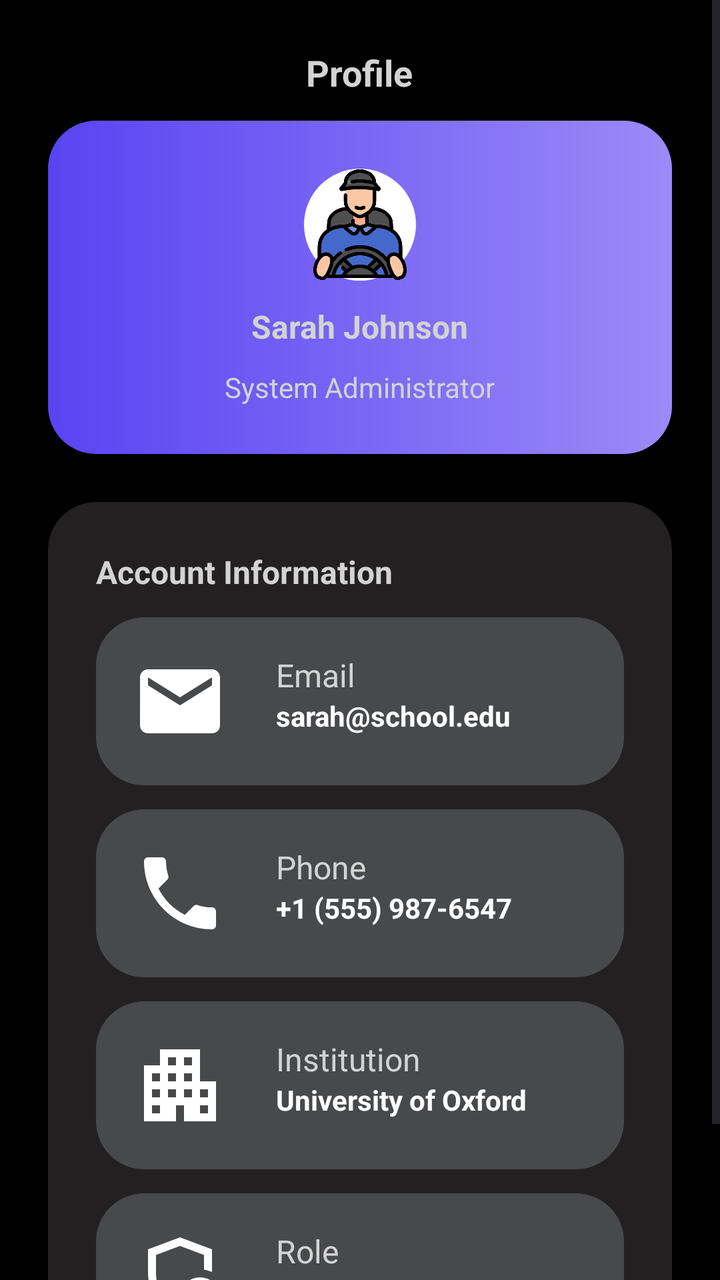
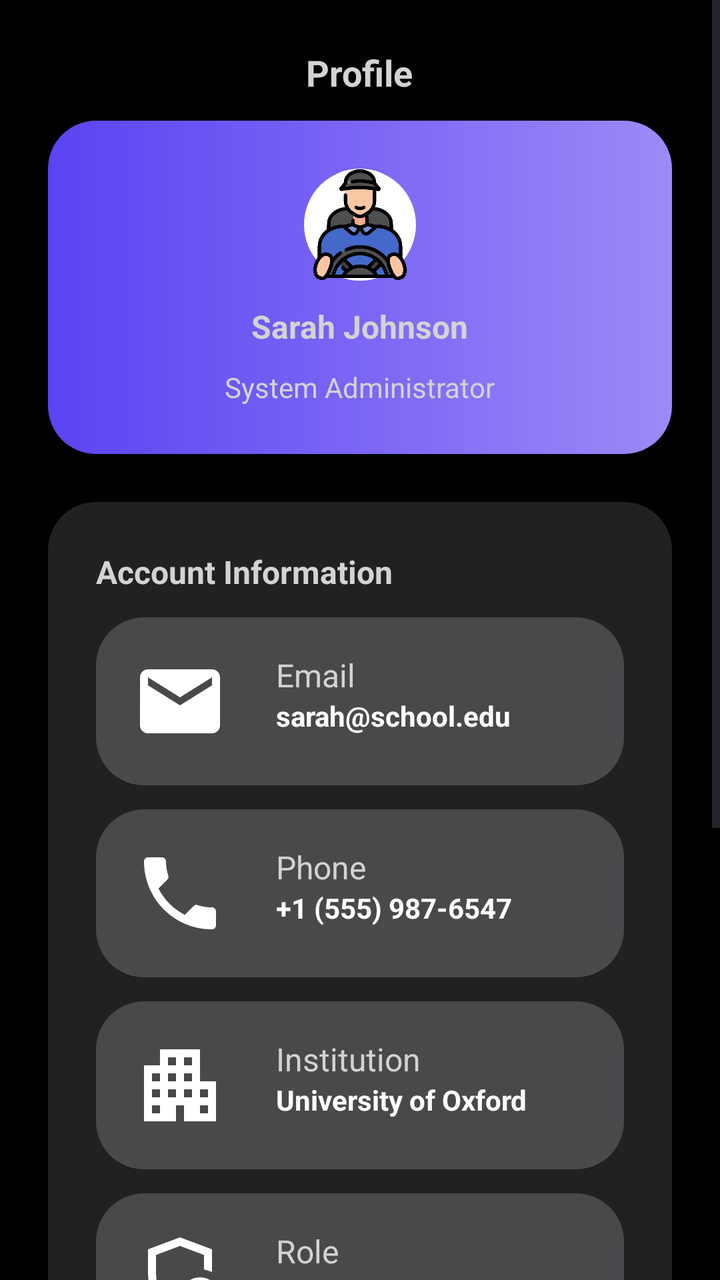

Before-and-after screenshots of an Android layout around one commit, followed by the original layout XML and the change that was made.
<!-- AndroidManifest.xml: application theme Theme.LatihanTes1 -->
<!-- res/layout/activity_main.xml -->
<?xml version="1.0" encoding="utf-8"?>
<ScrollView
    xmlns:app="http://schemas.android.com/apk/res-auto"
    xmlns:android="http://schemas.android.com/apk/res/android"
    xmlns:tools="http://schemas.android.com/tools"
    android:layout_width="match_parent"
    android:layout_height="match_parent"
    android:fillViewport="true"
    android:background="@color/black">
    <LinearLayout
        android:layout_width="match_parent"
        android:layout_height="wrap_content"
        android:id="@+id/main"
        android:orientation="vertical"
        tools:context=".MainActivity"
        android:padding="24dp">
        <TextView
            android:layout_width="wrap_content"
            android:layout_height="wrap_content"
            android:text="Profile"
            android:textColor="#D3D3D3"
            android:layout_gravity="center"
            android:textStyle="bold"
            android:textSize="18dp">
        </TextView>
        <LinearLayout
            android:layout_width="match_parent"
            android:layout_height="wrap_content"
            android:background="@drawable/profile_frame"
            android:gravity="center"
            android:padding="24dp"
            android:orientation="vertical"
            android:layout_marginTop="12dp">
            <ImageView
                android:layout_width="56dp"
                android:layout_height="56dp"
                android:src="@drawable/profile_pic"
                android:background="@drawable/profile_pic_frame"
                android:layout_marginBottom="12dp">
            </ImageView>
            <TextView
                android:layout_width="wrap_content"
                android:layout_height="wrap_content"
                android:text="Sarah Johnson"
                android:textColor="#D3D3D3"
                android:layout_marginBottom="10dp"
                android:textStyle="bold"
                android:textSize="16dp">
            </TextView>
            <TextView
                android:layout_width="wrap_content"
                android:layout_height="wrap_content"
                android:text="System Administrator"
                android:textColor="#D3D3D3"
                android:textSize="14dp">
            </TextView>
        </LinearLayout>
        <LinearLayout
            android:layout_width="match_parent"
            android:layout_height="wrap_content"
            android:layout_marginTop="24dp"
            android:background="@drawable/account_information_frame"
            android:orientation="vertical"
            android:padding="24dp">
            <TextView
                android:layout_width="wrap_content"
                android:layout_height="wrap_content"
                android:text="Account Information"
                android:textColor="#D3D3D3"
                android:textStyle="bold"
                android:textSize="16dp">
            </TextView>


            <LinearLayout
                android:layout_width="match_parent"
                android:layout_height="wrap_content"
                android:id="@+id/email"
                android:orientation="horizontal"
                android:layout_marginTop="12dp"
                android:paddingHorizontal="12dp"
                android:gravity="center_vertical"
                android:background="@drawable/account_information_element_frame">
                <LinearLayout
                    android:layout_width="match_parent"
                    android:layout_height="wrap_content"
                    android:padding="6dp">
                    <ImageView
                        android:layout_width="48dp"
                        android:layout_height="48dp"
                        android:src="@drawable/email_vector"
                        android:layout_marginVertical="12dp">
                    </ImageView>
                    <LinearLayout
                        android:layout_width="match_parent"
                        android:layout_height="wrap_content"
                        android:orientation="vertical"
                        android:layout_marginVertical="12dp">
                        <TextView
                            android:layout_width="match_parent"
                            android:layout_height="wrap_content"
                            android:text="Email"
                            android:textColor="#D3D3D3"
                            android:textSize="16dp"
                            android:paddingLeft="24dp">
                        </TextView>
                        <TextView
                            android:layout_width="match_parent"
                            android:layout_height="wrap_content"
                            android:text="sarah@school.edu"
                            android:textColor="@color/white"
                            android:textSize="14dp"
                            android:textStyle="bold"
                            android:paddingLeft="24dp">
                        </TextView>
                    </LinearLayout>
                </LinearLayout>
            </LinearLayout>

            //Phone
            <LinearLayout
                android:layout_width="match_parent"
                android:layout_height="wrap_content"
                android:id="@+id/telephone"
                android:orientation="horizontal"
                android:gravity="center_vertical"
                android:layout_marginTop="12dp"
                android:paddingHorizontal="12dp"
                android:background="@drawable/account_information_element_frame">
                <LinearLayout
                    android:layout_width="match_parent"
                    android:layout_height="wrap_content"
                    android:padding="6dp">
                    <ImageView
                        android:layout_width="48dp"
                        android:layout_height="48dp"
                        android:src="@drawable/phone_vector"
                        android:layout_marginVertical="12dp">
                    </ImageView>
                    <LinearLayout
                        android:layout_width="match_parent"
                        android:layout_height="wrap_content"
                        android:orientation="vertical"
                        android:layout_marginVertical="12dp">
                        <TextView
                            android:layout_width="match_parent"
                            android:layout_height="wrap_content"
                            android:text="Phone"
                            android:textColor="#D3D3D3"
                            android:textSize="16dp"
                            android:paddingLeft="24dp">
                        </TextView>
                        <TextView
                            android:layout_width="match_parent"
                            android:layout_height="wrap_content"
                            android:text="+1 (555) 987-6547"
                            android:textColor="@color/white"
                            android:textSize="14dp"
                            android:textStyle="bold"
                            android:paddingLeft="24dp">
                        </TextView>
                    </LinearLayout>
                </LinearLayout>
            </LinearLayout>

            //Institution
            <LinearLayout
                android:layout_width="match_parent"
                android:layout_height="wrap_content"
                android:orientation="horizontal"
                android:gravity="center_vertical"
                android:layout_marginTop="12dp"
                android:paddingHorizontal="12dp"
                android:background="@drawable/account_information_element_frame">
                <LinearLayout
                    android:layout_width="match_parent"
                    android:layout_height="wrap_content"
                    android:padding="6dp">
                    <ImageView
                        android:layout_width="48dp"
                        android:layout_height="48dp"
                        android:src="@drawable/institution_vector"
                        android:layout_marginVertical="12dp">
                    </ImageView>
                    <LinearLayout
                        android:layout_width="match_parent"
                        android:layout_height="wrap_content"
                        android:orientation="vertical"
                        android:layout_marginVertical="12dp">
                        <TextView
                            android:layout_width="match_parent"
                            android:layout_height="wrap_content"
                            android:text="Institution"
                            android:textColor="#D3D3D3"
                            android:textSize="16dp"
                            android:paddingLeft="24dp">
                        </TextView>
                        <TextView
                            android:layout_width="match_parent"
                            android:layout_height="wrap_content"
                            android:text="University of Oxford"
                            android:textColor="@color/white"
                            android:textSize="14dp"
                            android:textStyle="bold"
                            android:paddingLeft="24dp">
                        </TextView>
                    </LinearLayout>
                </LinearLayout>
            </LinearLayout>


            <LinearLayout
                android:id="@+id/role"
                android:layout_width="match_parent"
                android:layout_height="wrap_content"
                android:orientation="horizontal"
                android:gravity="center_vertical"
                android:layout_marginTop="12dp"
                android:paddingHorizontal="12dp"
                android:background="@drawable/account_information_element_frame">
                <LinearLayout
                    android:layout_width="match_parent"
                    android:layout_height="wrap_content"
                    android:padding="6dp">
                    <ImageView
                        android:layout_width="48dp"
                        android:layout_height="48dp"
                        android:src="@drawable/role_vector"
                        android:layout_marginVertical="12dp">
                    </ImageView>
                    <LinearLayout
                        android:layout_width="match_parent"
                        android:layout_height="wrap_content"
                        android:orientation="vertical"
                        android:layout_marginVertical="12dp">
                        <TextView
                            android:layout_width="match_parent"
                            android:layout_height="wrap_content"
                            android:text="Role"
                            android:textColor="#D3D3D3"
                            android:textSize="16dp"
                            android:paddingLeft="24dp">
                        </TextView>
                        <TextView
                            android:layout_width="match_parent"
                            android:layout_height="wrap_content"
                            android:id="@+id/roleName"
                            android:text="Admin"
                            android:textColor="@color/white"
                            android:textSize="14dp"
                            android:textStyle="bold"
                            android:paddingLeft="24dp">
                        </TextView>
                    </LinearLayout>
                </LinearLayout>
            </LinearLayout>
        </LinearLayout>


    </LinearLayout>
</ScrollView>
<!-- resources referenced by this layout -->
<resources>
  <color name="black">#FF000000</color>
  <color name="white">#FFFFFFFF</color>
  <!-- drawable account_information_element_frame (drawable) -->
  <?xml version="1.0" encoding="utf-8"?>
  <shape
      xmlns:android="http://schemas.android.com/apk/res/android"
      android:shape="rectangle">
      <corners
          android:radius="24dp">
      </corners>
      <solid
          android:color="#48494B">
      </solid>
  </shape>
  <!-- drawable account_information_frame (drawable) -->
  <?xml version="1.0" encoding="utf-8"?>
  <shape
      xmlns:android="http://schemas.android.com/apk/res/android"
      android:shape="rectangle">
      <corners
          android:radius="24dp">
      </corners>
      <solid
          android:color="#222021">
      </solid>
  </shape>
  <!-- drawable email_vector (drawable) -->
  <vector xmlns:android="http://schemas.android.com/apk/res/android" android:height="24dp" android:tint="#FFFFFF" android:viewportHeight="24" android:viewportWidth="24" android:width="24dp">
        
      <path android:fillColor="@android:color/white" android:pathData="M20,4L4,4c-1.1,0 -1.99,0.9 -1.99,2L2,18c0,1.1 0.9,2 2,2h16c1.1,0 2,-0.9 2,-2L22,6c0,-1.1 -0.9,-2 -2,-2zM20,8l-8,5 -8,-5L4,6l8,5 8,-5v2z"/>
      
  </vector>
  <!-- drawable institution_vector (drawable) -->
  <vector xmlns:android="http://schemas.android.com/apk/res/android" android:height="24dp" android:tint="#FFFFFF" android:viewportHeight="24" android:viewportWidth="24" android:width="24dp">
        
      <path android:fillColor="@android:color/white" android:pathData="M17,11V3H7v4H3v14h8v-4h2v4h8V11H17zM7,19H5v-2h2V19zM7,15H5v-2h2V15zM7,11H5V9h2V11zM11,15H9v-2h2V15zM11,11H9V9h2V11zM11,7H9V5h2V7zM15,15h-2v-2h2V15zM15,11h-2V9h2V11zM15,7h-2V5h2V7zM19,19h-2v-2h2V19zM19,15h-2v-2h2V15z"/>
      
  </vector>
  <!-- drawable profile_frame (drawable) -->
  <?xml version="1.0" encoding="utf-8"?>
  <shape xmlns:app="http://schemas.android.com/apk/res-auto"
      xmlns:android="http://schemas.android.com/apk/res/android"
      android:shape="rectangle">
      <corners
          android:radius="24dp">
      </corners>
      <gradient
          android:startColor="#5944F2"
          android:centerColor="#7B66F5"
          android:endColor="#9C8AF7">
      </gradient>
  </shape>
  <!-- drawable profile_pic_frame (drawable) -->
  <?xml version="1.0" encoding="utf-8"?>
  <shape
      xmlns:android="http://schemas.android.com/apk/res/android"
      android:shape="oval">
      <solid
          android:color="@color/white">
      </solid>
  </shape>
  <style name="Theme.LatihanTes1" parent="Base.Theme.LatihanTes1" />
  <style name="Base.Theme.LatihanTes1" parent="Theme.Material3.DayNight.NoActionBar">
          
          
      </style>
  <!-- unchanged entries left out for length: 3 -->
</resources>

<!-- the commit's change to res/layout/activity_main.xml (unified diff, before → after) -->
@@ -256,6 +256,105 @@
             </LinearLayout>
         </LinearLayout>
 
-
+        <TextView
+            android:layout_width="wrap_content"
+            android:layout_height="wrap_content"
+            android:text="Notifications"
+            android:layout_marginTop="24dp"
+            android:textColor="#D3D3D3"
+            android:textStyle="bold"
+            android:textSize="16dp">
+        </TextView>
+        <LinearLayout
+            android:layout_width="match_parent"
+            android:layout_height="wrap_content"
+            android:layout_marginTop="24dp"
+            android:background="@drawable/account_information_frame"
+            android:orientation="vertical"
+            android:padding="24dp">
+
+
+            <LinearLayout
+                android:layout_width="match_parent"
+                android:layout_height="wrap_content"
+                android:orientation="horizontal"
+                android:gravity="center_vertical">
+                <ImageView
+                    android:layout_width="48dp"
+                    android:layout_height="48dp"
+                    android:src="@drawable/notification_vector">
+                </ImageView>
+                <LinearLayout
+                    android:layout_width="0dp"
+                    android:layout_weight="1"
+                    android:layout_height="wrap_content"
+                    android:orientation="vertical">
+                    <TextView
+                        android:layout_width="match_parent"
+                        android:layout_height="wrap_content"
+                        android:text="Push Notification"
+                        android:textColor="#D3D3D3"
+                        android:textSize="18dp"
+                        android:textStyle="bold"
+                        android:layout_marginLeft="16dp">
+                    </TextView>
+                    <TextView
+                        android:layout_width="match_parent"
+                        android:layout_height="wrap_content"
+                        android:text="Receive alerts on your device"
+                        android:textColor="#D3D3D3"
+                        android:textSize="14dp"
+                        android:layout_marginLeft="16dp">
+                    </TextView>
+                </LinearLayout>
+                <androidx.appcompat.widget.SwitchCompat
+                    android:layout_width="wrap_content"
+                    android:layout_height="wrap_content"
+                    android:checked="true">
+                </androidx.appcompat.widget.SwitchCompat>
+            </LinearLayout>
+
+
+            <LinearLayout
+                android:layout_width="match_parent"
+                android:layout_height="wrap_content"
+                android:layout_marginTop="24dp"
+                android:orientation="horizontal"
+                android:gravity="center_vertical">
+                <ImageView
+                    android:layout_width="48dp"
+                    android:layout_height="48dp"
+                    android:src="@drawable/email_vector">
+                </ImageView>
+                <LinearLayout
+                    android:layout_width="0dp"
+                    android:layout_weight="1"
+                    android:layout_height="wrap_content"
+                    android:orientation="vertical">
+                    <TextView
+                        android:layout_width="match_parent"
+                        android:layout_height="wrap_content"
+                        android:text="Email Notification"
+                        android:textColor="#D3D3D3"
+                        android:textSize="18dp"
+                        android:textStyle="bold"
+                        android:layout_marginLeft="16dp">
+                    </TextView>
+                    <TextView
+                        android:layout_width="match_parent"
+                        android:layout_height="wrap_content"
+                        android:text="Receive updates via email"
+                        android:textColor="#D3D3D3"
+                        android:textSize="14dp"
+                        android:layout_marginLeft="16dp">
+                    </TextView>
+                </LinearLayout>
+                <androidx.appcompat.widget.SwitchCompat
+                    android:layout_width="wrap_content"
+                    android:layout_height="wrap_content"
+                    android:checked="true">
+                </androidx.appcompat.widget.SwitchCompat>
+            </LinearLayout>
+        </LinearLayout>
     </LinearLayout>
 </ScrollView>
<!-- resource entries referenced after the edit -->
@@ -38,6 +38,12 @@
       <path android:fillColor="@android:color/white" android:pathData="M17,11V3H7v4H3v14h8v-4h2v4h8V11H17zM7,19H5v-2h2V19zM7,15H5v-2h2V15zM7,11H5V9h2V11zM11,15H9v-2h2V15zM11,11H9V9h2V11zM11,7H9V5h2V7zM15,15h-2v-2h2V15zM15,11h-2V9h2V11zM15,7h-2V5h2V7zM19,19h-2v-2h2V19zM19,15h-2v-2h2V15z"/>
       
   </vector>
+  <!-- drawable notification_vector (drawable) -->
+  <vector xmlns:android="http://schemas.android.com/apk/res/android" android:height="24dp" android:tint="#FFFFFF" android:viewportHeight="960" android:viewportWidth="960" android:width="24dp">
+        
+      <path android:fillColor="@android:color/white" android:pathData="M440,600L520,600L520,520L600,520L600,440L520,440L520,360L440,360L440,440L360,440L360,520L440,520L440,600ZM160,760L160,680L240,680L240,400Q240,317 290,252.5Q340,188 420,168L420,140Q420,115 437.5,97.5Q455,80 480,80Q505,80 522.5,97.5Q540,115 540,140L540,168Q620,188 670,252.5Q720,317 720,400L720,680L800,680L800,760L160,760ZM480,460L480,460L480,460L480,460Q480,460 480,460Q480,460 480,460Q480,460 480,460Q480,460 480,460ZM480,880Q447,880 423.5,856.5Q400,833 400,800L560,800Q560,833 536.5,856.5Q513,880 480,880ZM320,680L640,680L640,400Q640,334 593,287Q546,240 480,240Q414,240 367,287Q320,334 320,400L320,680Z"/>
+      
+  </vector>
   <!-- drawable profile_frame (drawable) -->
   <?xml version="1.0" encoding="utf-8"?>
   <shape xmlns:app="http://schemas.android.com/apk/res-auto"
